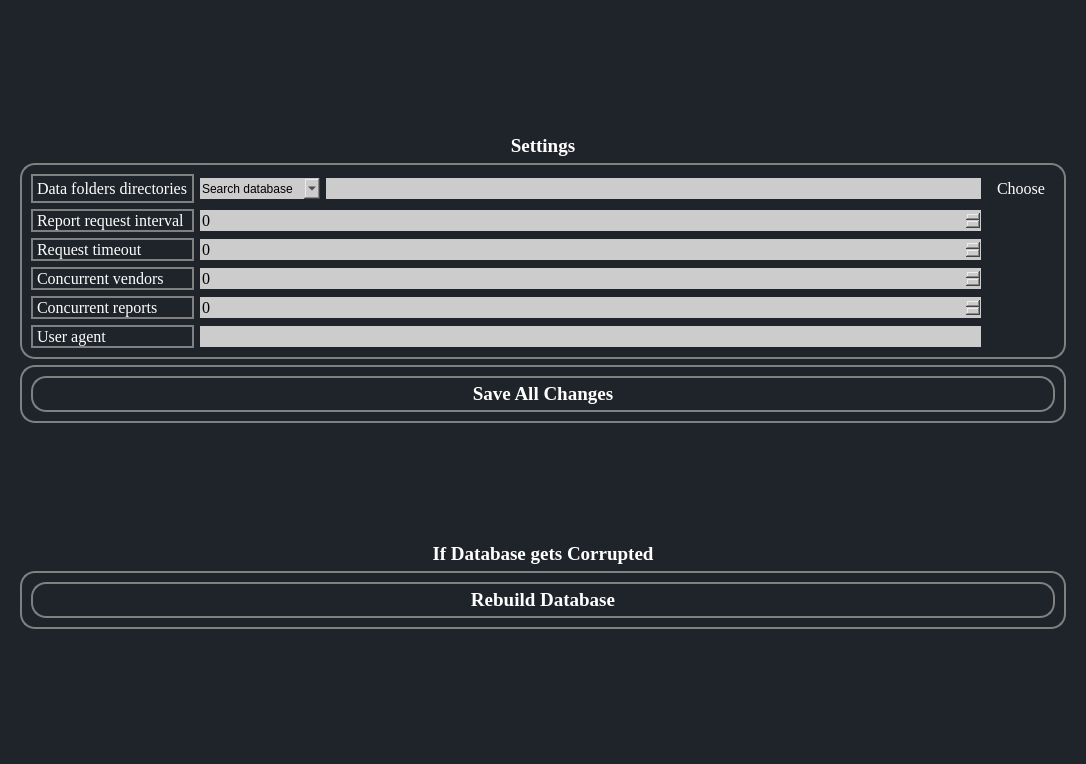
Above: ui/Settingtab.ui from aanushri9/Counter-Harvesting-5.1 before the change. Below: the same form after it.
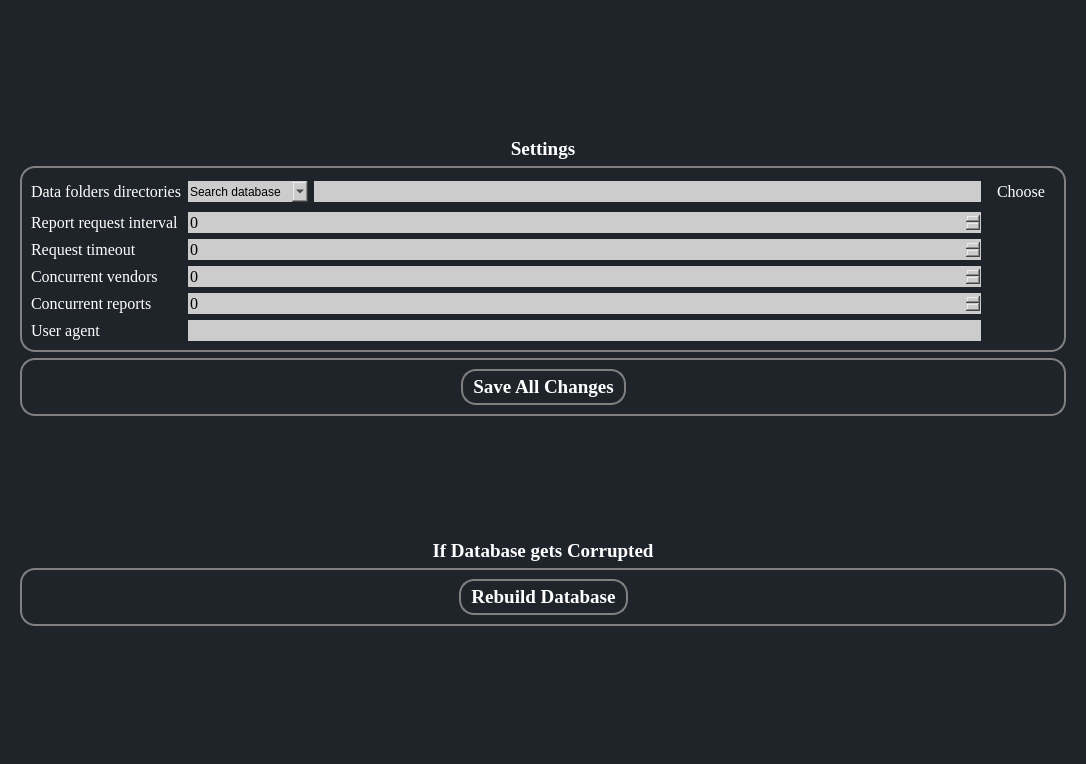
That is the form after the change. Icons and pictures are not drawn.

Commit message: add new vendor working now little bit left

The edit to the form file:
```diff
--- a/ui/Settingtab.ui
+++ b/ui/Settingtab.ui
@@ -37,7 +37,7 @@
 padding: 5px 10px;
 
 border-top-left-radius:5px;
-border-botton-left-radius:5px;
+border-bottom-left-radius:5px;
 }
 QPushButton:pressed{
 background-color:grey;
@@ -80,6 +80,19 @@
          <enum>QFrame::Raised</enum>
         </property>
         <layout class="QHBoxLayout" name="horizontalLayout">
+         <item>
+          <spacer name="horizontalSpacer">
+           <property name="orientation">
+            <enum>Qt::Horizontal</enum>
+           </property>
+           <property name="sizeHint" stdset="0">
+            <size>
+             <width>40</width>
+             <height>20</height>
+            </size>
+           </property>
+          </spacer>
+         </item>
          <item>
           <layout class="QGridLayout" name="gridLayout_6">
            <item row="0" column="0">
@@ -130,6 +143,19 @@
            </item>
           </layout>
          </item>
+         <item>
+          <spacer name="horizontalSpacer_2">
+           <property name="orientation">
+            <enum>Qt::Horizontal</enum>
+           </property>
+           <property name="sizeHint" stdset="0">
+            <size>
+             <width>40</width>
+             <height>20</height>
+            </size>
+           </property>
+          </spacer>
+         </item>
         </layout>
        </widget>
       </item>
@@ -163,11 +189,7 @@
               <string>The maximum number of reports to work on at the same time. If set too high, the UI might freeze while fetching reports but the fetching process will continue.</string>
              </property>
              <property name="styleSheet">
-              <string notr="true">QToolTip {
-    color: black;
-    background-color: #FFFFE0; 
-}
-</string>
+              <string notr="true">Border:none;</string>
              </property>
              <property name="text">
               <string>Concurrent reports</string>
@@ -186,11 +208,7 @@
               <string>The number of seconds the program will allow a vendor to respond to each report request before cancelling it.</string>
              </property>
              <property name="styleSheet">
-              <string notr="true">QToolTip {
-    color: black;
-    background-color: #FFFFE0; 
-}
-</string>
+              <string notr="true">Border:none;</string>
              </property>
              <property name="text">
               <string>Request timeout</string>
@@ -209,11 +227,7 @@
               <string>The number of seconds the program will wait between sending each report request to a given vendor.</string>
              </property>
              <property name="styleSheet">
-              <string notr="true">QToolTip {
-    color: black; 
-    background-color: #FFFFE0;
-}
-</string>
+              <string notr="true">Border:none;</string>
              </property>
              <property name="text">
               <string>Report request interval</string>
@@ -232,11 +246,7 @@
               <string>Can change if you find the load on your desktop is too high</string>
              </property>
              <property name="styleSheet">
-              <string notr="true">QToolTip {
-    color: black;
-    background-color: #FFFFE0; 
-}
-</string>
+              <string notr="true">Border:none;</string>
              </property>
              <property name="text">
               <string>Concurrent vendors</string>
@@ -255,11 +265,7 @@
               <string>How program identifies itself to the SUSHI servers. Some vendors will reject some particular user agents. Only change this if there is a known problem as it will affect all requests to all vendors. </string>
              </property>
              <property name="styleSheet">
-              <string notr="true">QToolTip {
-    color: black; 
-    background-color: #FFFFE0; 
-}
-</string>
+              <string notr="true">Border:none;</string>
              </property>
              <property name="text">
               <string>User agent</string>
@@ -278,11 +284,7 @@
               <string>We can set where to save search database, vendor data file and yearly reports here</string>
              </property>
              <property name="styleSheet">
-              <string notr="true">QToolTip {
-    color: black;
-    background-color: #FFFFE0; 
-}
-</string>
+              <string notr="true">Border:none;</string>
              </property>
              <property name="text">
               <string>Data folders directories</string>
@@ -523,6 +525,19 @@
          <item row="0" column="0">
           <layout class="QGridLayout" name="gridLayout_3">
            <item row="0" column="0">
+            <spacer name="horizontalSpacer_3">
+             <property name="orientation">
+              <enum>Qt::Horizontal</enum>
+             </property>
+             <property name="sizeHint" stdset="0">
+              <size>
+               <width>40</width>
+               <height>20</height>
+              </size>
+             </property>
+            </spacer>
+           </item>
+           <item row="0" column="1">
             <widget class="QPushButton" name="pushButton">
              <property name="font">
               <font>
@@ -570,6 +585,19 @@
              </property>
             </widget>
            </item>
+           <item row="0" column="2">
+            <spacer name="horizontalSpacer_4">
+             <property name="orientation">
+              <enum>Qt::Horizontal</enum>
+             </property>
+             <property name="sizeHint" stdset="0">
+              <size>
+               <width>40</width>
+               <height>20</height>
+              </size>
+             </property>
+            </spacer>
+           </item>
           </layout>
          </item>
         </layout>
```
The commit also changes 32 other files.
